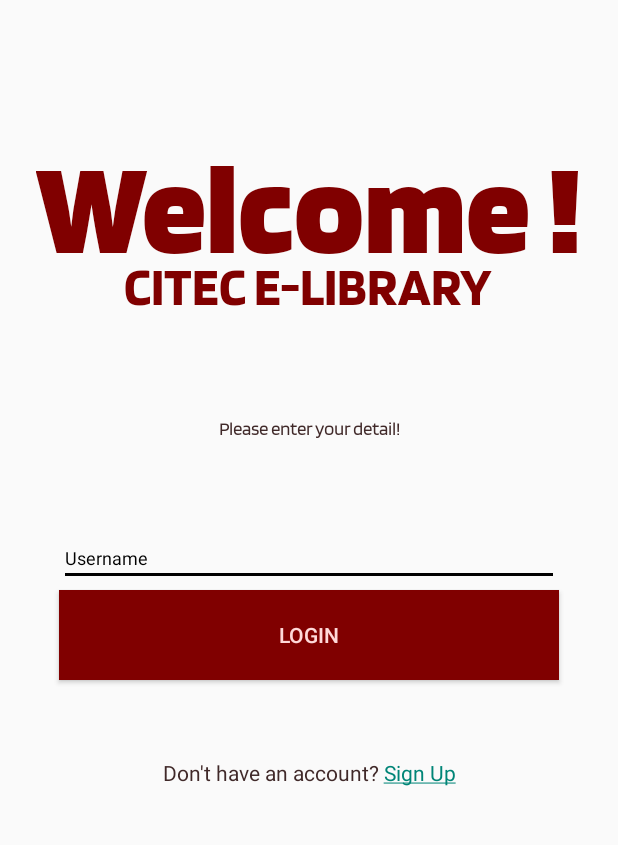
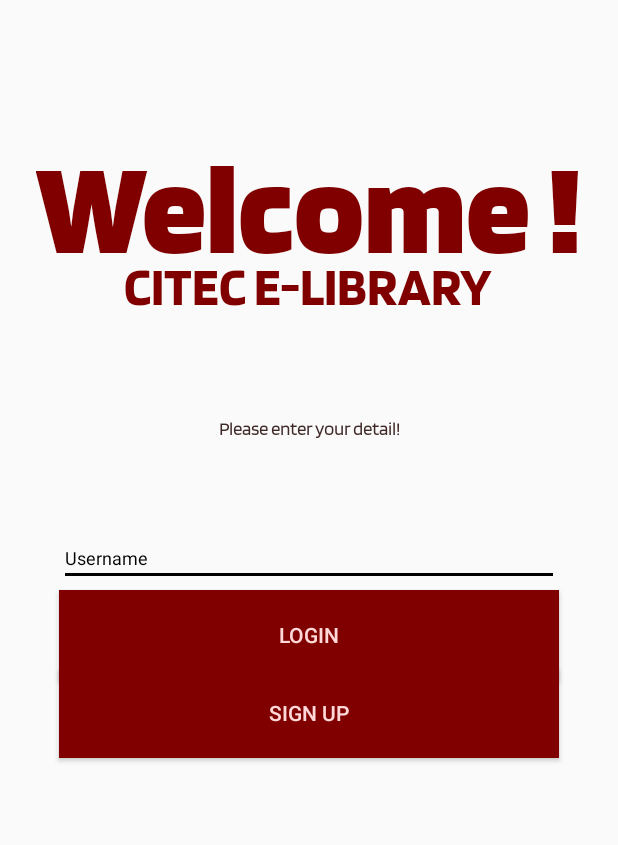
Before and after one commit to Jayem09/cc106_3a_grp5, an Android app: the screen it shows after launch (activity_login), after a tap on "LOGIN", on a phone screen of 412 x 824 dp, the part 100-945 px from its top. Run offline under Robolectric (Android 15) with nearby library versions, the phone set to English and light mode, and no system bars.

Commit message:
sakit sa head pare, second activity error

```diff
--- a/app/src/main/AndroidManifest.xml
+++ b/app/src/main/AndroidManifest.xml
@@ -22,9 +22,9 @@
             </intent-filter>
         </activity>
 
-        <activity
-            android:name=".activity_signup"
-            android:exported="false" />
+        <activity android:name=".activity_signup"/>
+
+
     </application>
 
 </manifest>
--- a/app/src/main/java/com/example/elibproj/activity_login.java
+++ b/app/src/main/java/com/example/elibproj/activity_login.java
@@ -2,26 +2,20 @@ package com.example.elibproj;
 
 import android.content.Intent;
 import android.os.Bundle;
-import android.text.SpannableString;
-import android.text.Spanned;
-import android.text.method.LinkMovementMethod;
-import android.text.style.ClickableSpan;
+import android.util.Log;
+import android.text.TextUtils;
 import android.view.View;
 import android.widget.Button;
 import android.widget.EditText;
-import android.widget.TextView;
 import android.widget.Toast;
 
 import androidx.appcompat.app.AppCompatActivity;
-import androidx.core.graphics.Insets;
-import androidx.core.view.ViewCompat;
-import androidx.core.view.WindowInsetsCompat;
 
 public class activity_login extends AppCompatActivity {
 
-    EditText username, password;
-    Button btnLogin;
-    DBHelper DB;
+    private EditText username, password;
+    private Button btnLogin;
+    private DBHelper DB;
 
     @Override
     protected void onCreate(Bundle savedInstanceState) {
@@ -32,48 +26,47 @@ public class activity_login extends AppCompatActivity {
         password = findViewById(R.id.passwordLoginId);
         btnLogin = findViewById(R.id.Loginbtn);
         DB = new DBHelper(this);
+        Button btnSignup = (Button)findViewById(R.id.buttontoSignuppage);
 
-        btnLogin.setOnClickListener(new View.OnClickListener() {
+
+
+        if (btnSignup != null) {
+            btnSignup.setOnClickListener(new View.OnClickListener() {
                 @Override
                 public void onClick(View view) {
-                String user = username.getText().toString();
-                String pass = password.getText().toString();
+                    try {
+                        Intent intent = new Intent(activity_login.this, activity_signup.class);
+                        Log.d("LoginActivity", "Starting SignupActivity");
+                        startActivity(intent);
+                    } catch (Exception e) {
+                        Log.e("LoginActivity", "Error starting SignupActivity", e);
+                    }
+                }
+            });
+        } else {
+            Log.e("LoginActivity", "btnSignup is null");
+        }
 
-                if (user.isEmpty() || pass.isEmpty()) {
+
+        btnLogin.setOnClickListener(view -> {
+            String user = username.getText().toString().trim();
+            String pass = password.getText().toString().trim();
+
+            if (TextUtils.isEmpty(user) || TextUtils.isEmpty(pass)) {
                 Toast.makeText(activity_login.this, "Please enter all the fields", Toast.LENGTH_SHORT).show();
             } else {
-                    Boolean checkuserpass = DB.checkusernamepassword(user, pass);
-                    if (checkuserpass) {
+                boolean checkUserPass = DB.checkusernamepassword(user, pass);
+                if (checkUserPass) {
                     Toast.makeText(activity_login.this, "Sign in Successfully", Toast.LENGTH_SHORT).show();
                     Intent intent = new Intent(getApplicationContext(), homeDashboard.class);
                     startActivity(intent);
+                    finish(); // Optional: finish login activity to prevent going back
                 } else {
                     Toast.makeText(activity_login.this, "Wrong Credentials!", Toast.LENGTH_SHORT).show();
                 }
             }
-            }
         });
 
-        // Setup clickable "Sign Up" text
-        TextView textView = findViewById(R.id.tvSignUp); // Ensure this ID matches your XML
-        String text = "Don't have an account? Sign Up";
-        SpannableString spannableString = new SpannableString(text);
 
-        ClickableSpan clickableSpan = new ClickableSpan() {
-            @Override
-            public void onClick(View widget) {
-                try {
-                    Intent intent = new Intent(activity_login.this, activity_signup.class);
-                    startActivity(intent);
-                } catch (Exception e) {
-                    Toast.makeText(activity_login.this, "Error: " + e.getMessage(), Toast.LENGTH_SHORT).show();
     }
 }
-        };
-
-        // Set the clickable span
-        spannableString.setSpan(clickableSpan, 23, 30, Spanned.SPAN_EXCLUSIVE_EXCLUSIVE);
-        textView.setText(spannableString);
-        textView.setMovementMethod(LinkMovementMethod.getInstance());
-    }
-}
--- a/app/src/main/java/com/example/elibproj/activity_signup.java
+++ b/app/src/main/java/com/example/elibproj/activity_signup.java
@@ -30,6 +30,7 @@ public class activity_signup extends AppCompatActivity {
         confirmPassword = (EditText) findViewById(R.id.signUpCpasswordId);
         signup = (Button) findViewById(R.id.signUpbutton);
         DB = new DBHelper(this);
+
 
 
         signup.setOnClickListener(new View.OnClickListener() {
--- a/app/src/main/res/layout/activity_login.xml
+++ b/app/src/main/res/layout/activity_login.xml
@@ -79,17 +79,6 @@
         app:layout_constraintTop_toTopOf="parent"
         app:layout_constraintVertical_bias="0.426" />
 
-    <TextView
-        android:id="@+id/tvSignUp"
-        android:layout_width="wrap_content"
-        android:layout_height="wrap_content"
-        android:layout_marginTop="572dp"
-        android:text="Don't have an account? Sign Up"
-        android:textColor="#402929"
-        app:layout_constraintEnd_toEndOf="parent"
-        app:layout_constraintStart_toStartOf="parent"
-        app:layout_constraintTop_toTopOf="parent" />
-
 
     <EditText
         android:id="@+id/usernameLoginId"
@@ -153,7 +142,18 @@
         app:layout_constraintStart_toStartOf="parent"
         app:layout_constraintTop_toTopOf="parent" />
 
-
+    <Button
+        android:id="@+id/buttontoSignuppage"
+        android:layout_width="500px"
+        android:layout_height="90px"
+        android:layout_marginTop="512dp"
+        android:background="@color/Crimson"
+        android:text="Sign Up"
+        android:textColor="#FFD9D9"
+        app:layout_constraintEnd_toEndOf="parent"
+        app:layout_constraintHorizontal_bias="0.502"
+        app:layout_constraintStart_toStartOf="parent"
+        app:layout_constraintTop_toTopOf="parent" />
 
 
 </androidx.constraintlayout.widget.ConstraintLayout>
--- a/app/src/main/res/layout/activity_signup.xml
+++ b/app/src/main/res/layout/activity_signup.xml
@@ -93,7 +93,7 @@
         android:backgroundTint="#000000"
         android:ems="10"
         android:hint="Password"
-        android:inputType="textEmailAddress"
+        android:inputType="textPassword"
         android:textColorHint="#000000"
         android:textSize="12sp"
         app:layout_constraintBottom_toBottomOf="parent"
@@ -110,7 +110,6 @@
         android:backgroundTint="#000000"
         android:ems="10"
         android:hint="Confim Password"
-        android:inputType="textEmailAddress"
         android:textColorHint="#000000"
         android:textSize="12sp"
         app:layout_constraintBottom_toBottomOf="parent"
@@ -124,7 +123,6 @@
         android:id="@+id/signUpUsernameId"
         android:layout_width="500px"
         android:layout_height="wrap_content"
-        android:backgroundTint="#000000"
         android:ems="10"
         android:hint="Username"
         android:inputType="textEmailAddress"
```
Lines whose indentation alone changed are shown as unchanged.
